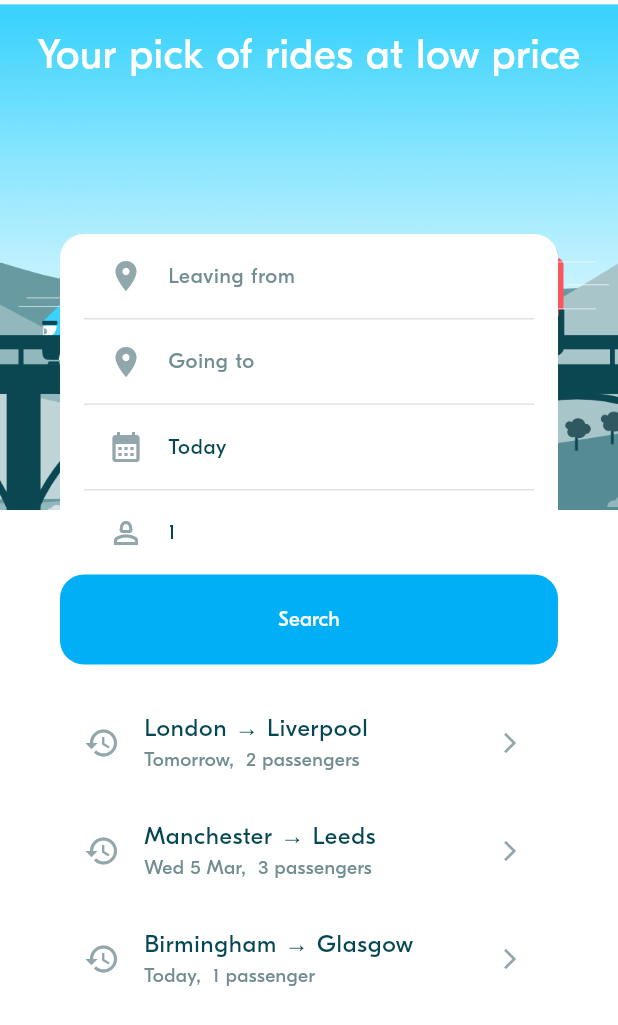
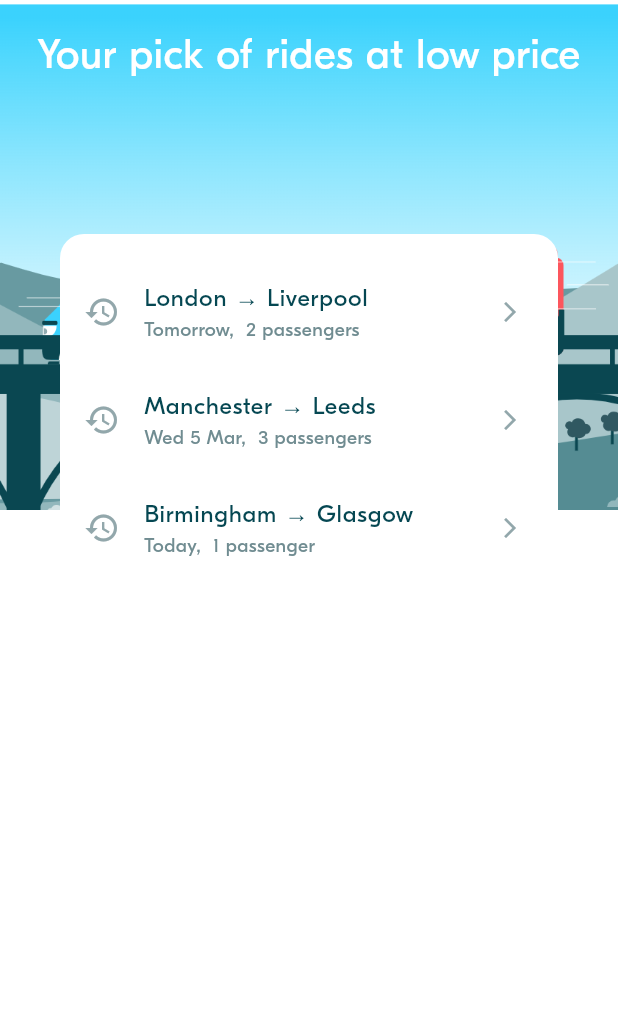
Before and after one commit to SocheatKhoeun/Blablacar, a Flutter app: the screen it shows after launch, on a phone screen of 412 x 824 dp. Shown: the top 1025 px of the screen. Run offline on Flutter 3.47's test engine with Material 3 defaults, Android fonts, the phone set to English and light mode, and no system bars; project files that could hold a hidden picture were left out.

Commit message:
first commit

```diff
--- a/lib/model/ride/locations.dart
+++ b/lib/model/ride/locations.dart
@@ -19,11 +19,6 @@ class Location {
   final Country country;
 
   const Location({required this.name, required this.country});
-
-  Location.copy(Location other)
-    : name = other.name,
-      country = other.country;
-
 
   @override
   bool operator ==(Object other) {
--- a/lib/screens/ride_pref/widgets/ride_pref_form.dart
+++ b/lib/screens/ride_pref/widgets/ride_pref_form.dart
@@ -1,12 +1,8 @@
 import 'package:flutter/material.dart';
+
 import '../../../model/ride/locations.dart';
 import '../../../model/ride_pref/ride_pref.dart';
-import '../../../theme/theme.dart';
-import '../../../utils/date_time_util.dart';
-import '../../../widgets/actions/bla_button.dart';
-import '../../../widgets/display/bla_divider.dart';
-import '../../../widgets/inputs/bla_location_picker.dart';
-import '../widgets/ride_pref_input_tile.dart';
+
 ///
 /// A Ride Preference From is a view to select:
 ///   - A depcarture location
@@ -41,83 +37,17 @@ class _RidePrefFormState extends State<RidePrefForm> {
   @override
   void initState() {
     super.initState();
-
     // TODO
-    if (widget.initRidePref != null) {
-      departure = widget.initRidePref!.departure;
-      arrival = widget.initRidePref!.arrival;
-      departureDate = widget.initRidePref!.departureDate;
-      requestedSeats = widget.initRidePref!.requestedSeats;
-    } else {
-      // If no given preferences, we select default ones :
-      departure = null; // User shall select the departure
-      departureDate = DateTime.now(); // Now  by default
-      arrival = null; // User shall select the arrival
-      requestedSeats = 1; // 1 seat book by default
-    }
   }
 
   // ----------------------------------
   // Handle events
   // ----------------------------------
 
-   void onDeparturePressed() async {
-    // 1- Select a location
-    Location? selectedLocation =
-        await Navigator.of(context).push<Location>(MaterialPageRoute(
-            builder: (ctx) => BlaLocationPicker( )));
-
-    // 2- Update the from if needed
-    if (selectedLocation != null) {
-      setState(() {
-        departure = selectedLocation;
-      });
-    }
-  }
-
-  void onArrivalPressed() async {
-    // 1- Select a location
-    Location? selectedLocation =
-        await Navigator.of(context).push<Location>(MaterialPageRoute(
-            builder: (ctx) => BlaLocationPicker(  )));
-
-    // 2- Update the from if needed
-    if (selectedLocation != null) {
-      setState(() {
-        arrival = selectedLocation;
-      });
-    }
-  }
-
-  void onSubmit() {}
-
-  void onSwappingLocationPressed() {
-    setState(() {
-      // We switch only if both departure and arrivate are defined
-      if (departure != null && arrival != null) {
-        Location temp = departure!;
-        departure = Location.copy(arrival!);
-        arrival = Location.copy(temp);
-      }
-    });
-  }
-
 
   // ----------------------------------
   // Compute the widgets rendering
   // ----------------------------------
-
-  String get departureLabel =>
-      departure != null ? departure!.name : "Leaving from";
-  String get arrivalLabel => arrival != null ? arrival!.name : "Going to";
-
-  bool get showDeparturePLaceHolder => departure == null;
-  bool get showArrivalPLaceHolder => arrival == null;
-
-  String get dateLabel => DateTimeUtils.formatDateTime(departureDate);
-  String get numberLabel => requestedSeats.toString();
-
-  bool get switchVisible => arrival != null && departure != null;
 
 
   // ----------------------------------
@@ -129,48 +59,7 @@ class _RidePrefFormState extends State<RidePrefForm> {
         mainAxisAlignment: MainAxisAlignment.start,
         crossAxisAlignment: CrossAxisAlignment.stretch,
         children: [
-          Padding(
-            padding: const EdgeInsets.symmetric(horizontal: BlaSpacings.m),
-            child: Column(
-              children: [
-                // 1 - Input the ride departure
-                RidePrefInputTile(
-                  isPlaceHolder: showDeparturePLaceHolder,
-                  title: departureLabel,
-                  leftIcon: Icons.location_on,
-                  onPressed: onDeparturePressed,
-                  rightIcon: switchVisible ? Icons.swap_vert : null,
-                  onRightIconPressed:
-                      switchVisible ? onSwappingLocationPressed : null,
-                ),
-                const BlaDivider(),
 
-                // 2 - Input the ride arrival
-                RidePrefInputTile(
-                    isPlaceHolder: showArrivalPLaceHolder,
-                    title: arrivalLabel,
-                    leftIcon: Icons.location_on,
-                    onPressed: onArrivalPressed),
-                const BlaDivider(),
-
-                // 3 - Input the ride date
-                RidePrefInputTile(
-                    title: dateLabel,
-                    leftIcon: Icons.calendar_month,
-                    onPressed: () => {}),
-                const BlaDivider(),
-
-                // 4 - Input the requested number of seats
-                RidePrefInputTile(
-                    title: numberLabel,
-                    leftIcon: Icons.person_2_outlined,
-                    onPressed: () => {})
-              ],
-            ),
-          ),
-
-          // 5 - Launch a search
-          BlaButton(text: 'Search', onPressed: onSubmit),
         ]);
   }
 }
--- a/lib/screens/ride_pref/widgets/ride_pref_input_tile.dart
+++ /dev/null
@@ -1,48 +0,0 @@
-import 'package:flutter/material.dart';
-import '/widgets/actions/bla_icon_button.dart';
-import '../../../theme/theme.dart';
-
-///
-/// This tile represents a selectable tile on the Ride Preference screen
-///
-class RidePrefInputTile extends StatelessWidget {
-  final String title;
-  final VoidCallback onPressed;
-  final IconData leftIcon;
-
-  // If true the text is displayed ligher
-  final bool isPlaceHolder;
-
-  // A right button can be optionally provided
-  final IconData? rightIcon;
-  final VoidCallback? onRightIconPressed;
-
-  const RidePrefInputTile(
-      {super.key,
-      required this.title,
-      required this.onPressed,
-      required this.leftIcon,
-      this.rightIcon, //   optional
-      this.onRightIconPressed, //   optional
-      this.isPlaceHolder = false});
-
-  @override
-  Widget build(BuildContext context) {
-    Color textColor =
-        isPlaceHolder ? BlaColors.textLight : BlaColors.textNormal;
-
-    return ListTile(
-      onTap: onPressed,
-      title: Text(title,
-          style: BlaTextStyles.button.copyWith(fontSize: 14, color: textColor)),
-      leading: Icon(
-        leftIcon,
-        size: BlaSize.icon,
-        color: BlaColors.iconLight,
-      ),
-      trailing: rightIcon != null
-          ? BlaIconButton(icon: rightIcon, onPressed: onRightIconPressed)
-          : null,
-    );
-  }
-}
--- a/lib/theme/theme.dart
+++ b/lib/theme/theme.dart
@@ -55,9 +55,6 @@ class BlaTextStyles {
   static TextStyle button =  TextStyle(fontSize: 14, fontWeight: FontWeight.w500);
 }
 
-class BlaSize {
-  static const double icon = 24;
-}
 
 
 ///
--- a/lib/widgets/actions/bla_button.dart
+++ /dev/null
@@ -1,73 +0,0 @@
-import 'package:flutter/material.dart';
-
-import '../../theme/theme.dart';
-
-enum ButtonType { primary, secondary }
-
-///
-/// Button rendering for the whole application
-///
-class BlaButton extends StatelessWidget {
-  final String text;
-  final VoidCallback? onPressed;
-  final ButtonType type;
-  final IconData? icon;
-
-  const BlaButton(
-      {super.key,
-      required this.text,
-      required this.onPressed,
-      this.type = ButtonType.primary,
-      this.icon});
-
-  @override
-  Widget build(BuildContext context) {
-
-    // Compute the rendering
-    Color backgroundColor =
-        type == ButtonType.primary ? BlaColors.primary : BlaColors.white;
-
-    BorderSide border = type == ButtonType.primary
-        ? BorderSide.none
-        : BorderSide(color: BlaColors.greyLight, width: 2);
-
-    Color textColor =
-        type == ButtonType.primary ? BlaColors.white : BlaColors.primary;
-
-    Color iconColor =
-        type == ButtonType.primary ? BlaColors.white : BlaColors.primary;
-
-
-  	// Create the button icon - if any
-    List<Widget> children = [];
-    if (icon != null) {
-      children.add(Icon(icon, size: 20, color: iconColor,));
-      children.add(SizedBox(width: BlaSpacings.s));
-    }
-
-    // Create the button text
-    Text buttonText =
-        Text(text, style: BlaTextStyles.button.copyWith(color: textColor));
-
-    children.add(buttonText);
-
-    // Render the button
-    return SizedBox(
-      child: OutlinedButton(
-        style: OutlinedButton.styleFrom(
-          backgroundColor: backgroundColor,
-          padding: EdgeInsets.symmetric(vertical: 20),
-          shape: RoundedRectangleBorder(
-            borderRadius: BorderRadius.circular(BlaSpacings.radius),
-          ),
-          side: border,
-        ),
-        onPressed: onPressed,
-        child: Row(
-          mainAxisAlignment: MainAxisAlignment.center,
-          children: children,
-        ),
-      ),
-    );
-  }
-}
```
Also changed, not shown: lib/test.dart (deleted, +0 -40 lines), lib/widgets/actions/bla_icon_button.dart (deleted, +0 -27 lines), lib/widgets/inputs/bla_location_picker.dart (deleted, +0 -15 lines).
